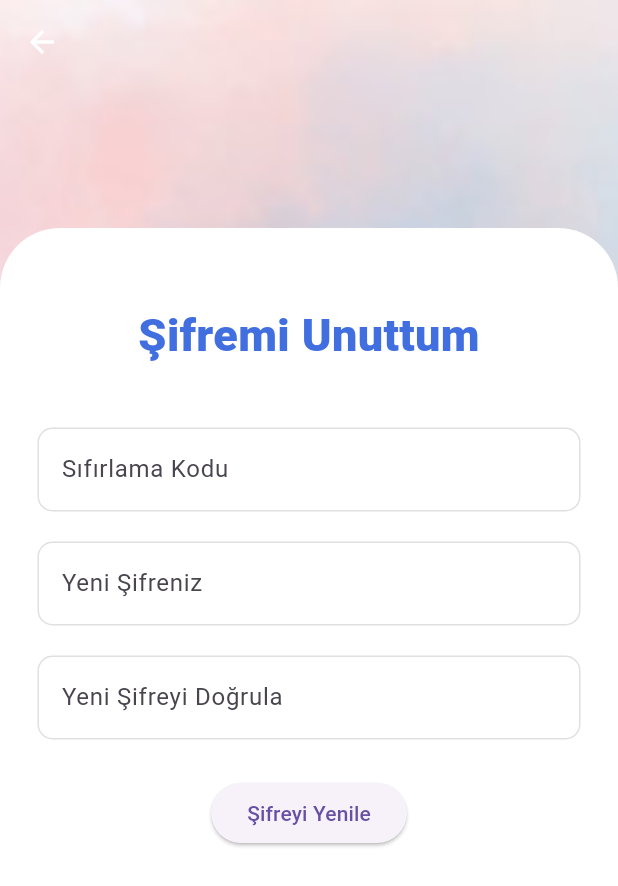
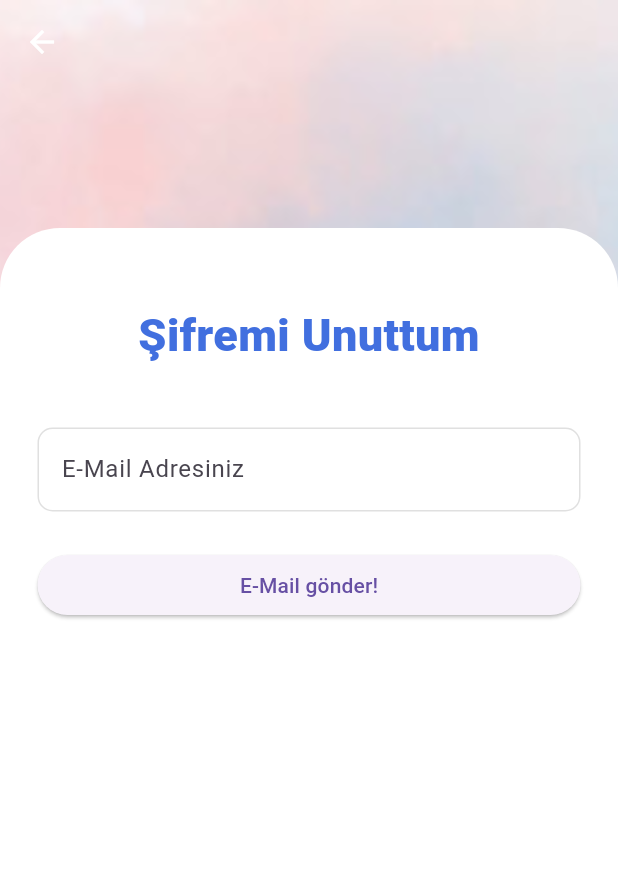
Before and after one commit to yurdagulcakiroglu/to_do, a Flutter app: the SignInScreen screen opened directly, after a tap on "Şifremi Unuttum?", on a phone screen of 412 x 824 dp. Shown: the top 886 px of the screen. Run offline on Flutter 3.47's test engine with Material 3 defaults, Android fonts, the phone set to English and light mode, and no system bars; our stand-ins replace font_awesome_flutter, shared_preferences; accounts and stored records are empty.

Commit message:
modified:   lib/screens/forget_password_screen.dart 	modified:   lib/screens/signin_screen.dart

```diff
--- a/lib/screens/forget_password_screen.dart
+++ b/lib/screens/forget_password_screen.dart
@@ -10,10 +10,106 @@ class ForgetPage extends StatefulWidget {
 }
 
 class _ForgetPageState extends State<ForgetPage> {
+  final _formKey = GlobalKey<FormState>();
+  final TextEditingController _resetCodeController = TextEditingController();
+
+  void _sendResetCode() {
+    if (_formKey.currentState?.validate() ?? false) {
+      Navigator.push(
+        context,
+        MaterialPageRoute(
+          builder: (context) => const ForgetPasswordScreen(),
+        ),
+      );
+    }
+  }
+
   @override
   Widget build(BuildContext context) {
-    // TODO: implement build
-    throw UnimplementedError();
+    return CustomScaffold(
+      child: Column(
+        children: [
+          const Expanded(
+            flex: 1,
+            child: SizedBox(
+              height: 10,
+            ),
+          ),
+          Expanded(
+            flex: 7,
+            child: Container(
+              padding: const EdgeInsets.fromLTRB(25.0, 50.0, 25.0, 20.0),
+              decoration: const BoxDecoration(
+                color: Colors.white,
+                borderRadius: BorderRadius.only(
+                  topLeft: Radius.circular(40.0),
+                  topRight: Radius.circular(40.0),
+                ),
+              ),
+              child: SingleChildScrollView(
+                child: Form(
+                  key: _formKey,
+                  child: Column(
+                    crossAxisAlignment: CrossAxisAlignment.center,
+                    children: [
+                      Text(
+                        'Şifremi Unuttum',
+                        style: TextStyle(
+                          fontSize: 30.0,
+                          fontWeight: FontWeight.w900,
+                          color: lightColorScheme.primary,
+                        ),
+                      ),
+                      const SizedBox(
+                        height: 40.0,
+                      ),
+                      TextFormField(
+                        controller: _resetCodeController,
+                        validator: (value) {
+                          if (value == null || value.isEmpty) {
+                            return 'Lütfen E-Mail adresinizi girin!';
+                          }
+                          return null;
+                        },
+                        decoration: InputDecoration(
+                          label: const Text('E-Mail Adresiniz'),
+                          hintText: 'E-Mail adresinizi yazınız',
+                          hintStyle: const TextStyle(
+                            color: Colors.black26,
+                          ),
+                          border: OutlineInputBorder(
+                            borderSide: const BorderSide(
+                              color: Colors.black12,
+                            ),
+                            borderRadius: BorderRadius.circular(10),
+                          ),
+                          enabledBorder: OutlineInputBorder(
+                            borderSide: const BorderSide(
+                              color: Colors.black12,
+                            ),
+                            borderRadius: BorderRadius.circular(10),
+                          ),
+                        ),
+                      ),
+                      const SizedBox(height: 25.0),
+                      SizedBox(
+                        width: double.infinity,
+                        child: ElevatedButton(
+                          onPressed: _sendResetCode,
+                          child: const Text(
+                            "E-Mail gönder!",
+                          ),
+                        ),
+                      ),
+                    ],
+                  ),
+                ),
+              ),
+            ),
+          ),
+        ],
+      ),
+    );
   }
 }
 
@@ -41,10 +137,10 @@ class _ForgetPasswordScreenState extends State<ForgetPasswordScreen> {
         ScaffoldMessenger.of(context).showSnackBar(
           const SnackBar(content: Text('Şifreniz başarıyla güncellendi!')),
         );
-        // Şifre güncelleme işlemi sonrası yapılacaklar
+        // Şifre güncelleme işlemi sonrası yapılacaklar????
       } else {
         ScaffoldMessenger.of(context).showSnackBar(
-          const SnackBar(content: Text('Şifreler uyuşmuyor!')),
+          const SnackBar(content: Text('Şifreler eşleşmiyor!')),
         );
       }
     }
@@ -178,9 +274,12 @@ class _ForgetPasswordScreenState extends State<ForgetPasswordScreen> {
                         ),
                       ),
                       const SizedBox(height: 25.0),
-                      ElevatedButton(
-                        onPressed: _resetPassword,
-                        child: const Text('Şifreyi Yenile'),
+                      SizedBox(
+                        width: double.infinity,
+                        child: ElevatedButton(
+                          onPressed: _resetPassword,
+                          child: const Text('Şifreyi Yenile'),
+                        ),
                       ),
                     ],
                   ),
--- a/lib/screens/signin_screen.dart
+++ b/lib/screens/signin_screen.dart
@@ -150,8 +150,7 @@ class _SignInScreenState extends State<SignInScreen> {
                                 Navigator.push(
                                   context,
                                   MaterialPageRoute(
-                                    builder: (e) =>
-                                        const ForgetPasswordScreen(),
+                                    builder: (e) => const ForgetPage(),
                                   ),
                                 );
                               }),
@@ -163,7 +162,7 @@ class _SignInScreenState extends State<SignInScreen> {
                       SizedBox(
                         width: double.infinity,
                         child: ElevatedButton(
-                          onPressed: () {},
+                          onPressed: () {}, // işlev eklenecek
                           child: const Text('Giriş'),
                         ),
                       ),
```
